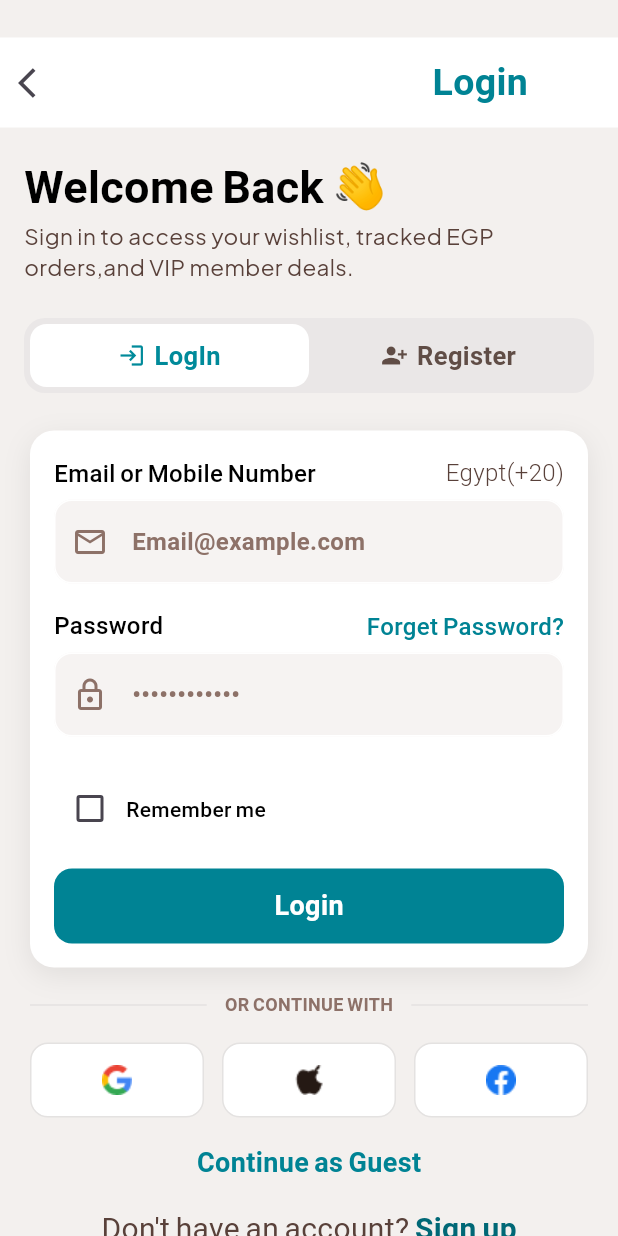
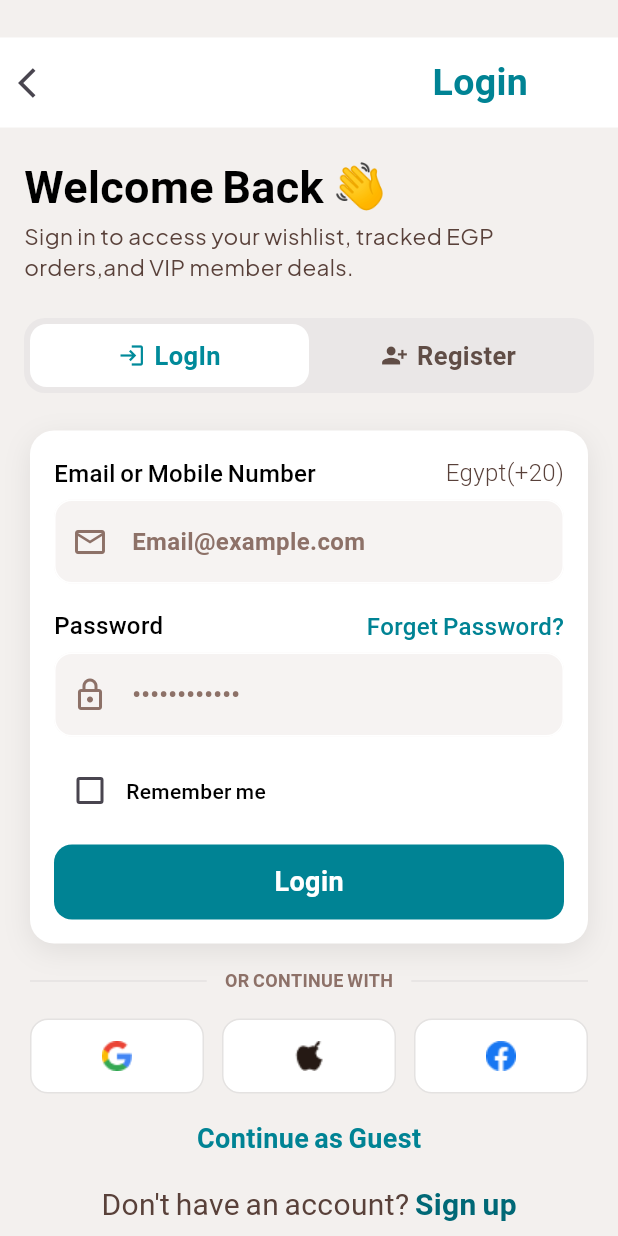
Before and after one commit to Ahmed-Mousa566/Indigo-e-commerce, a Flutter app: the screen it shows after launch, on a phone screen of 412 x 824 dp. Run offline on Flutter 3.47's test engine with Material 3 defaults, Android fonts, the phone set to English and light mode, and no system bars; our stand-ins replace go_router, google_fonts; Roboto replaces fonts that are missing (Montserrat).

Commit message:
refactor login card

```diff
--- /dev/null
+++ b/lib/feature/Auth/presentation/views/widgets/login_card.dart
@@ -0,0 +1,63 @@
+import 'package:e_commerce/feature/Auth/presentation/views/widgets/custom_botttom.dart';
+import 'package:e_commerce/feature/Auth/presentation/views/widgets/emali_labal.dart';
+import 'package:e_commerce/feature/Auth/presentation/views/widgets/password_lable.dart';
+import 'package:e_commerce/feature/Auth/presentation/views/widgets/remmeber_me.dart';
+import 'package:e_commerce/feature/Auth/presentation/views/widgets/text_form_failed.dart';
+import 'package:flutter/material.dart';
+
+class LoginCard extends StatelessWidget {
+  const LoginCard({
+    super.key,
+  });
+
+  @override
+  Widget build(BuildContext context) {
+    return Container(
+      padding: const EdgeInsets.all(16),
+      decoration: BoxDecoration(
+        color: Colors.white,
+        borderRadius: BorderRadius.circular(16),
+        boxShadow: [
+          BoxShadow(
+            color: Colors.black.withValues(alpha: 0.08),
+            blurRadius: 15,
+            offset: const Offset(0, 5),
+          ),
+        ],
+      ),
+      child: const Column(
+        crossAxisAlignment: CrossAxisAlignment.start,
+        children: [
+          EmailLable(),
+          SizedBox(height: 6),
+          TextFormFailed(
+            prefixIcon: Icon(
+              Icons.email_outlined,
+              color: Color(0xff8D7168),
+            ),
+            hint: "Email@example.com",
+            obscureText: false,
+          ),
+          SizedBox(height: 16),
+          PasswordLable(),
+          SizedBox(height: 6),
+          TextFormFailed(
+            prefixIcon: Icon(
+              Icons.lock_outlined,
+              color: Color(0xff8D7168),
+            ),
+            hint: "••••••••••••",
+            obscureText: true,
+          ),
+
+          SizedBox(height: 12),
+
+          RememberMeRow(),
+          SizedBox(height: 12),
+
+          Custombutton(text: "Login", ontap: null),
+        ],
+      ),
+    );
+  }
+}
--- a/lib/feature/Auth/presentation/views/widgets/login_form.dart
+++ b/lib/feature/Auth/presentation/views/widgets/login_form.dart
@@ -1,12 +1,8 @@
-import 'package:e_commerce/feature/Auth/presentation/views/widgets/custom_botttom.dart';
-import 'package:e_commerce/feature/Auth/presentation/views/widgets/emali_labal.dart';
 import 'package:e_commerce/feature/Auth/presentation/views/widgets/guest_button.dart';
+import 'package:e_commerce/feature/Auth/presentation/views/widgets/login_card.dart';
 import 'package:e_commerce/feature/Auth/presentation/views/widgets/or_divider.dart';
-import 'package:e_commerce/feature/Auth/presentation/views/widgets/password_lable.dart';
-import 'package:e_commerce/feature/Auth/presentation/views/widgets/remmeber_me.dart';
 import 'package:e_commerce/feature/Auth/presentation/views/widgets/signup_prompt.dart';
 import 'package:e_commerce/feature/Auth/presentation/views/widgets/social_buttons_row.dart';
-import 'package:e_commerce/feature/Auth/presentation/views/widgets/text_form_failed.dart';
 import 'package:flutter/material.dart';
 
 class LoginForm extends StatelessWidget {
@@ -19,53 +15,7 @@ class LoginForm extends StatelessWidget {
         padding: const EdgeInsets.symmetric(horizontal: 20.0),
         child: Column(
           children: [
-            Container(
-              padding: const EdgeInsets.all(16),
-              decoration: BoxDecoration(
-                color: Colors.white,
-                borderRadius: BorderRadius.circular(16),
-                boxShadow: [
-                  BoxShadow(
-                    color: Colors.black.withValues(alpha: 0.08),
-                    blurRadius: 15,
-                    offset: const Offset(0, 5),
-                  ),
-                ],
-              ),
-              child: const Column(
-                crossAxisAlignment: CrossAxisAlignment.start,
-                children: [
-                  EmailLable(),
-                  SizedBox(height: 6),
-                  TextFormFailed(
-                    prefixIcon: Icon(
-                      Icons.email_outlined,
-                      color: Color(0xff8D7168),
-                    ),
-                    hint: "Email@example.com",
-                    obscureText: false,
-                  ),
-                  SizedBox(height: 16),
-                  PasswordLable(),
-                  SizedBox(height: 6),
-                  TextFormFailed(
-                    prefixIcon: Icon(
-                      Icons.lock_outlined,
-                      color: Color(0xff8D7168),
-                    ),
-                    hint: "••••••••••••",
-                    obscureText: true,
-                  ),
-
-                  SizedBox(height: 24),
-
-                  RememberMeRow(),
-                  SizedBox(height: 16),
-
-                  Custombutton(text: "Login", ontap: null),
-                ],
-              ),
-            ),
+            LoginCard(),
             SizedBox(height: 16),
 
             OrDivider(),
```
